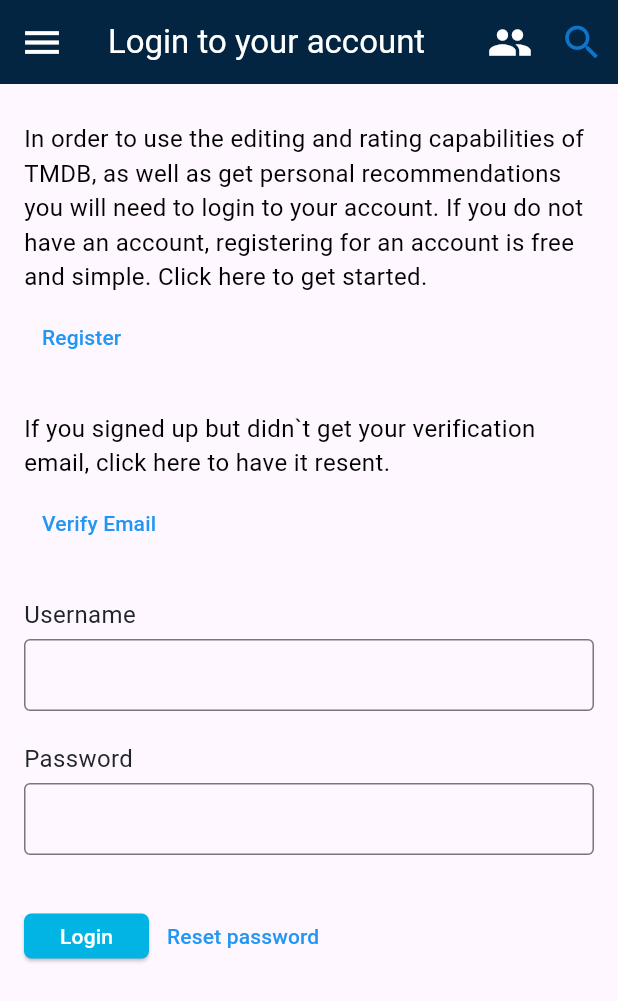
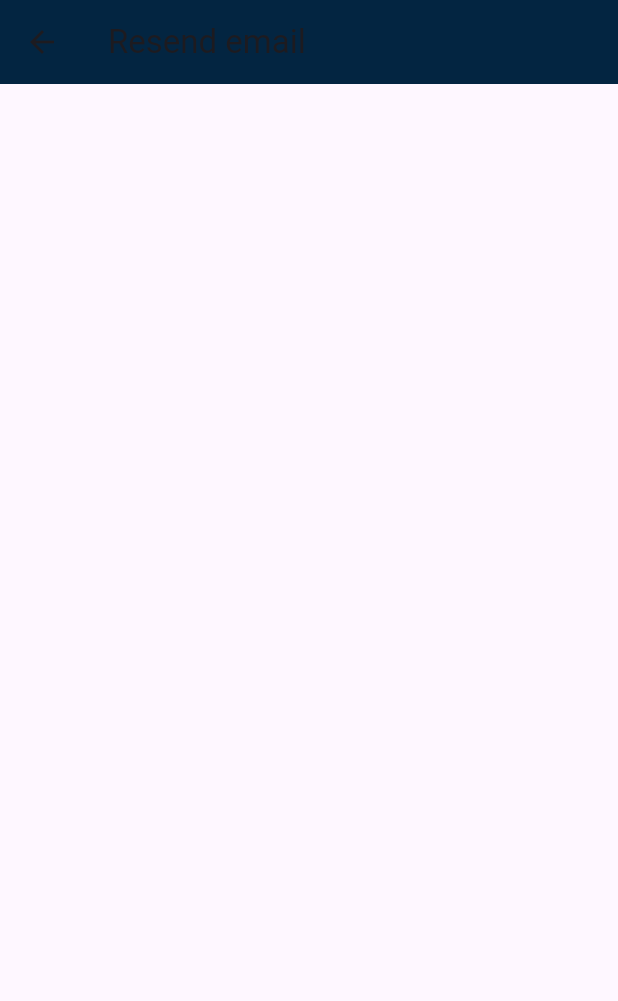
Before and after one commit to rostikKalabishka/themoviedb, a Flutter app: the screen it shows after launch, after a tap on "Verify Email", on a phone screen of 412 x 824 dp. Shown: the top 1001 px of the screen. Run offline on Flutter 3.47's test engine with Material 2 defaults, Android fonts, the phone set to English and light mode, and no system bars.

Commit message:
add sing up screen and resend email

```diff
--- a/lib/routes/routes.dart
+++ b/lib/routes/routes.dart
@@ -1,9 +1,11 @@
 import '../widgets/auth/auth_widget.dart';
+import '../widgets/signup/signup_screen.dart';
 import '../widgets/main_screen/main_screen_widget.dart';
+import '../widgets/resend_email/resend_email_screen.dart';
 
 final routes = {
   '/auth': (context) => AuthWidget(),
   '/main_screen': (context) => MainScreenWidget(),
-  // '/resend_email': (context) => ResendEmail(),
-  //'/signup':: (context) => Signup()
+  '/resend_email': (context) => ResendEmailScreen(),
+  '/sign_up': (context) => SignUpScreen()
 };
--- a/lib/widgets/auth/auth_widget.dart
+++ b/lib/widgets/auth/auth_widget.dart
@@ -61,7 +61,7 @@ class _HeaderWidget extends StatelessWidget {
   @override
   Widget build(BuildContext context) {
     const textStyle = TextStyle(fontSize: 16, color: Colors.black);
-
+    final navigator = Navigator.of(context);
     return Padding(
       padding: const EdgeInsets.symmetric(horizontal: 16),
       child: Column(
@@ -77,8 +77,10 @@ class _HeaderWidget extends StatelessWidget {
           const SizedBox(height: 5),
           TextButton(
               style: AppButtonStyle.linkButton,
-              onPressed: () {},
-              child: Text('Register')),
+              onPressed: () {
+                navigator.pushNamed('/sign_up');
+              },
+              child: const Text('Register')),
           const SizedBox(height: 25),
           const Text(
             'If you signed up but didn`t get your verification email, click here to have it resent.',
@@ -86,7 +88,9 @@ class _HeaderWidget extends StatelessWidget {
           ),
           const SizedBox(height: 5),
           TextButton(
-            onPressed: () {},
+            onPressed: () {
+              navigator.pushNamed('/resend_email');
+            },
             style: AppButtonStyle.linkButton,
             child: const Text('Verify Email'),
           ),
--- /dev/null
+++ b/lib/widgets/resend_email/resend_email_screen.dart
@@ -0,0 +1,18 @@
+import 'package:flutter/material.dart';
+
+class ResendEmailScreen extends StatefulWidget {
+  const ResendEmailScreen({super.key});
+
+  @override
+  State<ResendEmailScreen> createState() => _ResendEmailScreenState();
+}
+
+class _ResendEmailScreenState extends State<ResendEmailScreen> {
+  @override
+  Widget build(BuildContext context) {
+    return Scaffold(
+        appBar: AppBar(
+      title: Text('Resend email'),
+    ));
+  }
+}
```
Also changed, not shown: lib/widgets/signup/signup_screen.dart (added, +17 -0 lines), lib/Theme/app_bar_style.dart (added).
